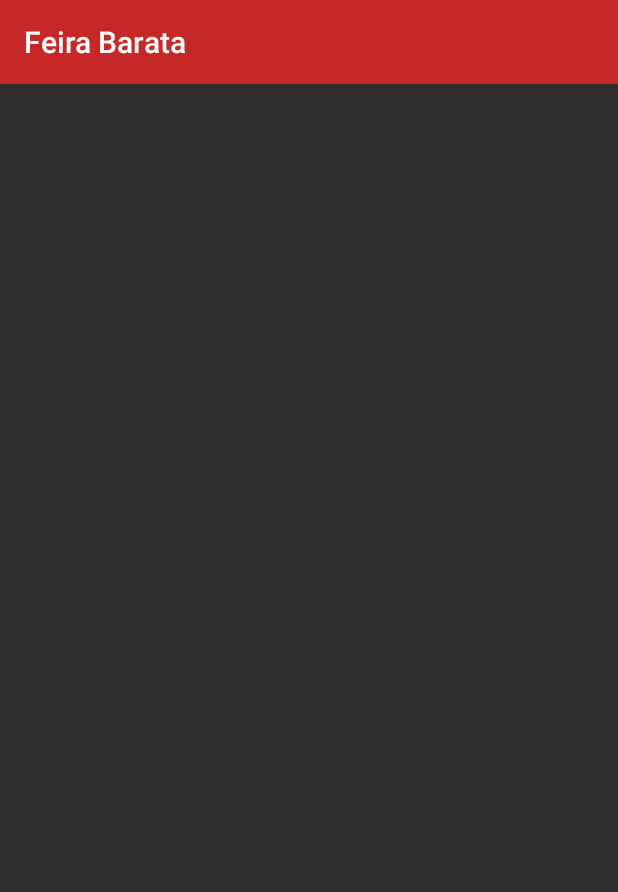
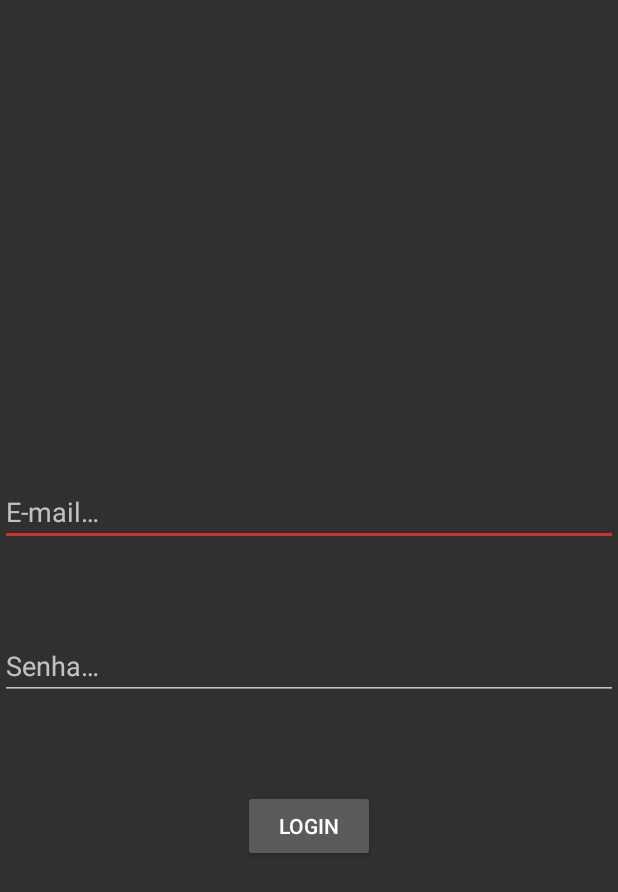
Before and after one commit to jhonmaycon94/feira_barata, an Android app: the layout activity_login.xml on its own in the app's theme, with its tools: preview values and no code run, on a phone screen of 412 x 824 dp. Shown: the top 892 px of the screen. Run offline under Robolectric (Android 15) with nearby library versions, the phone set to English and light mode, and no system bars.

Commit message:
add views to login layout

```diff
--- a/app/src/main/res/layout/activity_login.xml
+++ b/app/src/main/res/layout/activity_login.xml
@@ -1,19 +1,46 @@
 <?xml version="1.0" encoding="utf-8"?>
 <androidx.constraintlayout.widget.ConstraintLayout xmlns:android="http://schemas.android.com/apk/res/android"
+    xmlns:app="http://schemas.android.com/apk/res-auto"
+    xmlns:tools="http://schemas.android.com/tools"
+    android:id="@+id/btn_login"
     android:layout_width="match_parent"
-    android:layout_height="match_parent"
-    xmlns:app="http://schemas.android.com/apk/res-auto">
+    android:layout_height="match_parent">
 
-    <androidx.appcompat.widget.Toolbar
-        android:id="@+id/app_toolbar"
+    <EditText
+        android:id="@+id/edtEmail"
         android:layout_width="match_parent"
-        android:layout_height="?attr/actionBarSize"
-        android:background="?attr/colorPrimary"
-        android:elevation="4dp"
-        app:layout_constraintBottom_toTopOf="@+id/searchView"
+        android:layout_height="wrap_content"
+        android:ems="10"
+        android:hint="@string/e_mail"
+        android:importantForAutofill="no"
+        android:inputType="textEmailAddress"
+        app:layout_constraintBottom_toBottomOf="parent"
         app:layout_constraintEnd_toEndOf="parent"
         app:layout_constraintStart_toStartOf="parent"
         app:layout_constraintTop_toTopOf="parent"
-        app:title="@string/app_name" />
+        app:layout_constraintVertical_bias="0.409" />
 
+    <EditText
+        android:id="@+id/editText2"
+        android:layout_width="match_parent"
+        android:layout_height="wrap_content"
+        android:layout_marginTop="64dp"
+        android:ems="10"
+        android:hint="@string/password"
+        android:importantForAutofill="no"
+        android:inputType="textPassword"
+        app:layout_constraintBottom_toBottomOf="parent"
+        app:layout_constraintTop_toTopOf="parent"
+        tools:layout_editor_absoluteX="102dp" />
+
+    <Button
+        android:id="@+id/button"
+        android:layout_width="wrap_content"
+        android:layout_height="wrap_content"
+        android:layout_marginTop="60dp"
+        android:text="@string/btn_login"
+        app:layout_constraintEnd_toEndOf="parent"
+        app:layout_constraintHorizontal_bias="0.5"
+        app:layout_constraintStart_toStartOf="parent"
+        app:layout_constraintTop_toBottomOf="@+id/editText2" />
 </androidx.constraintlayout.widget.ConstraintLayout>
--- a/app/src/main/res/values/strings.xml
+++ b/app/src/main/res/values/strings.xml
@@ -1,4 +1,7 @@
 <resources>
     <string name="app_name">Feira Barata</string>
     <string name="search_hint">Procure por um produto&#8230;</string>
+    <string name="e_mail">E-mail&#8230;</string>
+    <string name="password">Senha&#8230;</string>
+    <string name="btn_login">Login</string>
 </resources>
```
